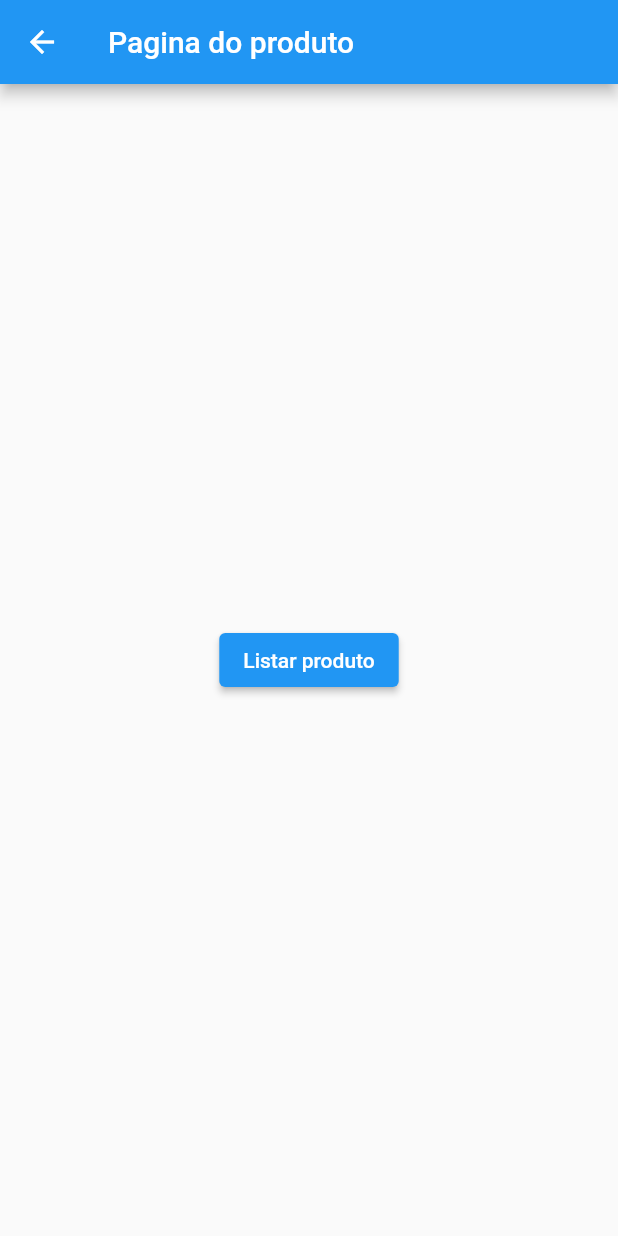
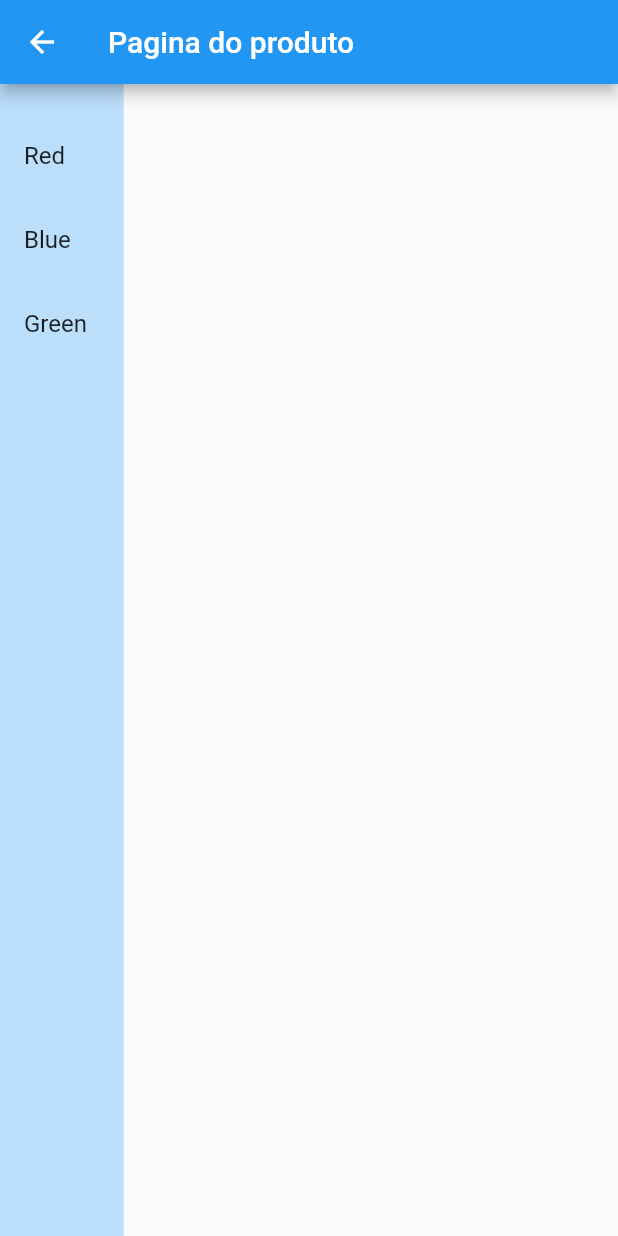
Before and after one commit to yurialvesbrasil/Flutter-Modular, a Flutter app: the ProductPage screen opened by its route, on a phone screen of 412 x 824 dp. Run offline on Flutter 3.47's test engine with Material 2 defaults, Android fonts, the phone set to English and light mode, and no system bars; our stand-ins replace flutter_modular.

Commit message:
RouteLet exemplo

```diff
--- a/lib/src/guards/auth_guards.dart
+++ b/lib/src/guards/auth_guards.dart
@@ -7,6 +7,6 @@ class AuthGuard extends RouteGuard {
 
   @override
   FutureOr<bool> canActivate(String path, ParallelRoute route) {
-    return false;
+    return true;
   }
 }
--- a/lib/src/modules/products/product.module.dart
+++ b/lib/src/modules/products/product.module.dart
@@ -11,7 +11,17 @@ class ProductModule extends Module {
   //configuração de página qualificada para navegação.
   @override
   List<ModularRoute> get routes => [
-        ChildRoute('/', child: (context, args) => const ProductPage()),
+        ChildRoute('/',
+            child: (context, args) => const ProductPage(),
+            transition: TransitionType.noTransition,
+            children: [
+              ChildRoute('/red',
+                  child: (context, args) => Container(color: Colors.red)),
+              ChildRoute('/blue',
+                  child: (context, args) => Container(color: Colors.blue)),
+              ChildRoute('/green',
+                  child: (context, args) => Container(color: Colors.green)),
+            ]),
         /*ChildRoute('/list',
             child: (context, args) =>
                 ListProductPage(id: args.queryParams['id'].toString())),*/
--- a/lib/src/modules/products/views/list.product.page.dart
+++ b/lib/src/modules/products/views/list.product.page.dart
@@ -1,6 +1,4 @@
 import 'package:flutter/material.dart';
-import 'package:flutter/src/widgets/container.dart';
-import 'package:flutter/src/widgets/framework.dart';
 import 'package:flutter_modular/flutter_modular.dart';
 
 class ListProductPage extends StatelessWidget {
--- a/lib/src/modules/products/views/product.page.dart
+++ b/lib/src/modules/products/views/product.page.dart
@@ -12,16 +12,42 @@ class _ProductPageState extends State<ProductPage> {
   @override
   Widget build(BuildContext context) {
     return Scaffold(
-      appBar: AppBar(title: const Text('Pagina do produto')),
-      body: Center(
-          child: ElevatedButton(
-        onPressed: () {
-          //Modular.to.pushNamed("./list?id=100");
-          //Modular.to.pushNamed("./list/100");
-          Modular.to.pushNamed("./list", arguments: "200");
-        },
-        child: const Text("Listar produto"),
-      )),
-    );
+        appBar: AppBar(title: const Text('Pagina do produto')),
+        body: Row(
+          children: [
+            Container(
+              color: Colors.blue[100],
+              child: SizedBox(
+                width: MediaQuery.of(context).size.width * 0.2,
+                child: Column(
+                  children: [
+                    const SizedBox(
+                      height: 20,
+                    ),
+                    ListTile(
+                      title: const Text("Red"),
+                      onTap: () {
+                        Modular.to.navigate('./red');
+                      },
+                    ),
+                    ListTile(
+                      title: const Text("Blue"),
+                      onTap: () {
+                        Modular.to.navigate('./blue');
+                      },
+                    ),
+                    ListTile(
+                      title: const Text("Green"),
+                      onTap: () {
+                        Modular.to.navigate('./green');
+                      },
+                    )
+                  ],
+                ),
+              ),
+            ),
+            const Expanded(child: RouterOutlet()),
+          ],
+        ));
   }
 }
```
